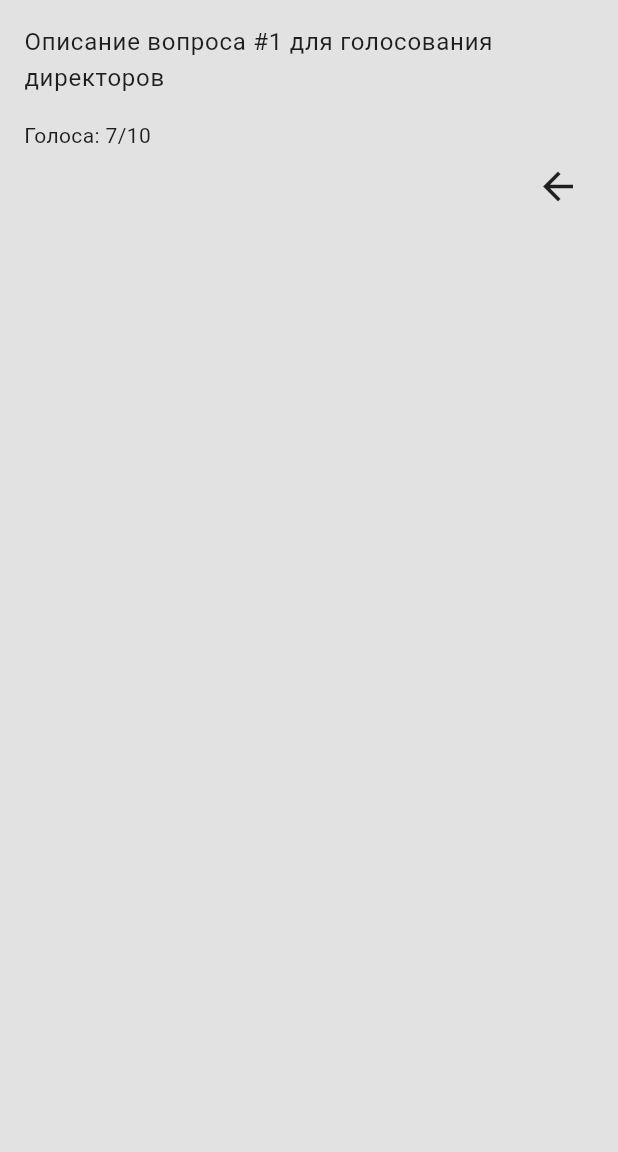
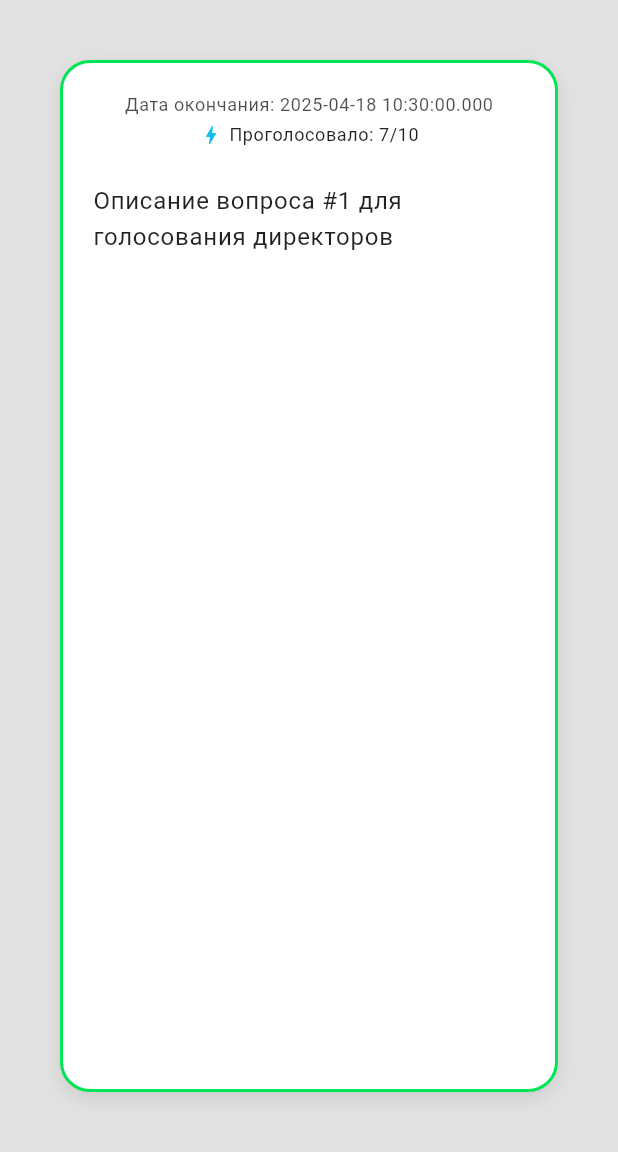
Before and after one commit to F1TU3S17/tns_voting_service_app, a Flutter app: the screen it shows after launch, after a tap on an icon or button, on a phone screen of 412 x 824 dp, the part 84-1236 px from its top. Run offline on Flutter 3.47's test engine with Material 3 defaults, Android fonts, the phone set to English and light mode, and no system bars; our stand-ins replace hive_flutter; accounts and stored records are empty.

Commit message:
Info First Part

```diff
--- a/lib/all_information/presentation/screens/info_screen.dart
+++ b/lib/all_information/presentation/screens/info_screen.dart
@@ -1,7 +1,6 @@
 import 'package:flutter/material.dart';
 import 'package:tns_voting_service_app/core/global_widgets/gradient_appbar.dart';
 import 'package:tns_voting_service_app/core/models/question_model.dart';
-import 'package:tns_voting_service_app/test_xuinia/simple-dimple.dart';
 import 'package:tns_voting_service_app/theme/theme.dart';
 
 class InfoScreen extends StatelessWidget {
@@ -11,6 +10,9 @@ class InfoScreen extends StatelessWidget {
 
   @override
   Widget build(BuildContext context) {
+    final theme = Theme.of(context);
+    final textTheme = theme.textTheme;
+
     return Scaffold(
       appBar: GradientAppBar(
         gradient: AppTheme.defaultGradient,
@@ -19,27 +21,74 @@ class InfoScreen extends StatelessWidget {
       body: Stack(
         children: [
           Padding(
-            padding: const EdgeInsets.all(16.0),
+            padding: const EdgeInsets.all(40.0),
+            child: Container(
+              padding: const EdgeInsets.all(20),
+              alignment: Alignment.topCenter,
+              decoration: BoxDecoration(
+                color: Colors.white,
+                borderRadius: BorderRadius.circular(20),
+                border: Border.all(
+                  color: theme.colorScheme.primary,
+                  width: 2.0,
+                ),
+                boxShadow: [
+                  BoxShadow(
+                    color: Colors.black.withOpacity(0.1),
+                    blurRadius: 10,
+                    offset: const Offset(0, 4),
+                  ),
+                ],
+              ),
+              child: Container(
+                constraints: const BoxConstraints(maxWidth: 600),
                 child: Column(
-              crossAxisAlignment: CrossAxisAlignment.start,
+                  children: [
+                    Center(
+                      child: Column(
                         children: [
                           Text(
-                  question.description,
-                  style: Theme.of(context).textTheme.bodyLarge,
+                            'Дата окончания: ${question.endDate}',
+                            style: textTheme.bodySmall?.copyWith(
+                              color:
+                                  theme.colorScheme.onSurface.withOpacity(0.7),
                             ),
-                const SizedBox(height: 16),
+                          ),
+                          const SizedBox(height: 4),
+                          Row(
+                            mainAxisAlignment: MainAxisAlignment.center,
+                            crossAxisAlignment: CrossAxisAlignment.center,
+                            children: [
+                              Icon(
+                                Icons.bolt,
+                                color: theme.colorScheme.secondary,
+                                size: 16,
+                              ),
+                              const SizedBox(width: 4),
                               Text(
-                  "Голоса: ${question.votersCount}/${question.votersTotal}",
-                  style: Theme.of(context).textTheme.bodyMedium,
+                                'Проголосовало: ${question.votersCount}/${question.votersTotal}',
+                                style: textTheme.bodySmall?.copyWith(
+                                  color: theme.colorScheme.onSurface,
+                                ),
+                              ),
+                            ],
                           ),
                         ],
                       ),
                     ),
-          // Просто стрелка без функционала
-          const Positioned(
-            right: 16,
-            top: 100, // Фиксированная позиция
-            child: SimpleVoteWidget(),
+                    const SizedBox(height: 24),
+                    Container(
+                      margin: const EdgeInsets.symmetric(horizontal: 0),
+                      child: Text(
+                        question.description,
+                        style: textTheme.bodyLarge,
+                        textAlign: TextAlign.left,
+                      ),
+                    ),
+                  ],
+                ),
+              ),
+            ),
           ),
         ],
       ),
```
Lines whose indentation alone changed are shown as unchanged.
